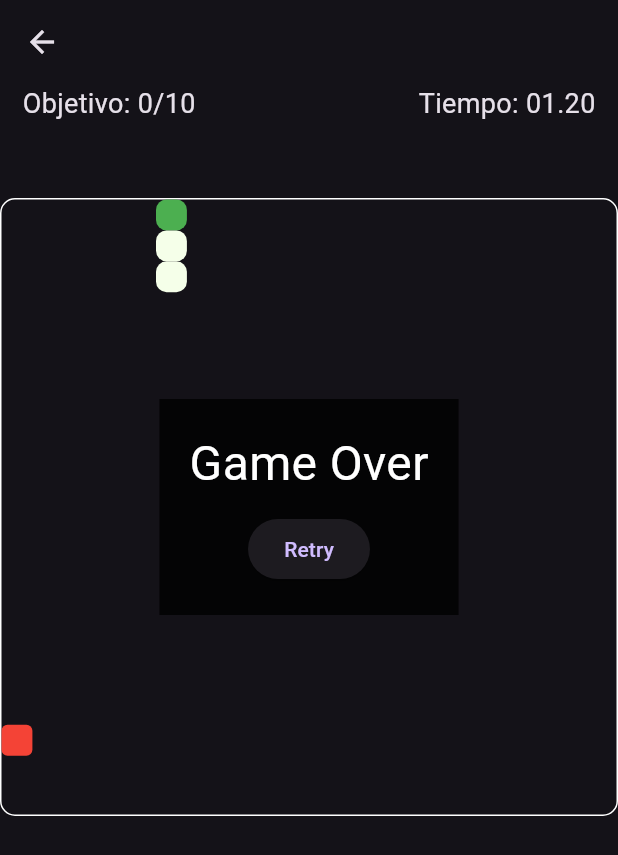
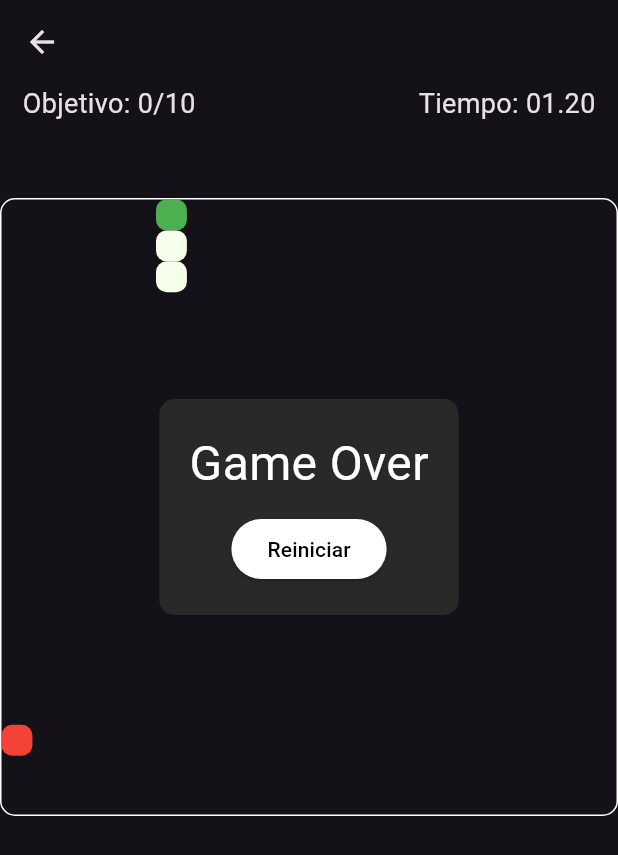
Before and after one commit to PepeRCx/trivia-quest, a Flutter app: the SnakeGame screen opened by its route, on a phone screen of 412 x 824 dp. Shown: the top 855 px of the screen. Run offline on Flutter 3.47's test engine with Material 3 defaults, Android fonts, the phone set to English and light mode, and no system bars; our stand-ins replace firebase_auth, firebase_core, flutter_blue_plus, flutter_speed_dial, google_nav_bar; accounts and stored records are empty; generated files the repository leaves out were written again.

Commit message:
[IMP] Style for button and text changes

```diff
--- a/lib/pages/minigames/classic_snake.dart
+++ b/lib/pages/minigames/classic_snake.dart
@@ -208,15 +208,18 @@ class _SnakeGameState extends State<SnakeGame> {
                           height: cellSize,
                           decoration: BoxDecoration(
                             color: Colors.red,
-                            borderRadius: BorderRadius.circular(4),
+                            borderRadius: BorderRadius.circular(7),
                           ),
                         ),
                       ),
                       if (isGameOver || isGameWon)
                         Center(
                           child: Container(
-                            color: Colors.black.withOpacity(0.8),
                             padding: const EdgeInsets.all(20),
+                            decoration: BoxDecoration(
+                              color: const Color.fromARGB(221, 45, 44, 44),
+                              borderRadius: BorderRadius.circular(10)
+                            ),
                             child: Column(
                               mainAxisSize: MainAxisSize.min,
                               children: [
@@ -229,7 +232,10 @@ class _SnakeGameState extends State<SnakeGame> {
                                   onPressed: () {
                                     setState(() => startGame());
                                   },
-                                  child: const Text("Retry"),
+                                  style: ElevatedButton.styleFrom(
+                                    backgroundColor: Colors.white
+                                  ),
+                                  child: const Text("Reiniciar", style: TextStyle(color: Colors.black),),
                                 ),
                               ],
                             ),
```
